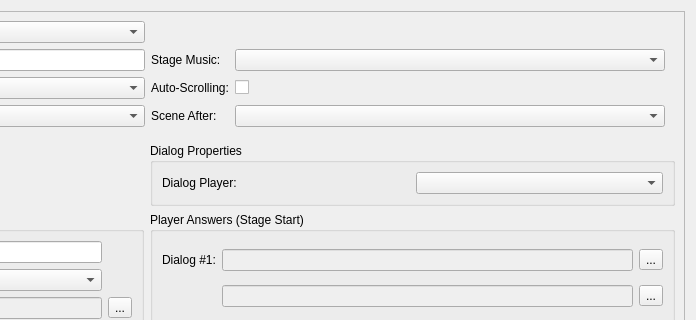
First picture: the form in editor/mainwindow_tab/stage_edit.ui, repository protoman/rockbot, before the edit; both pictures show x 402 to 1098 and y 0 to 320 of the 1098 by 831 pixel window.
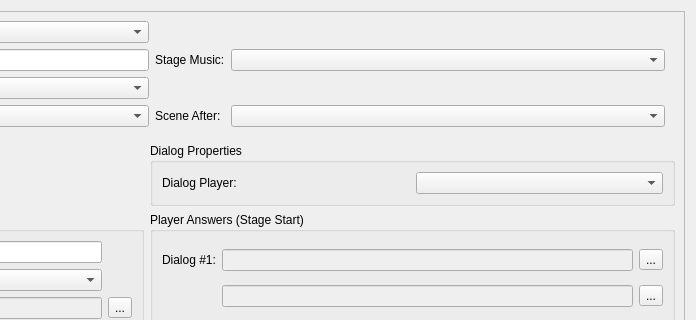
Second picture: the form after the edit.

Commit message: - improve maps - add reset stage links in editor file menu - when walking on ice, player move faster than normal (same as in inertia when not moving anymore)

```diff
--- a/editor/mainwindow_tab/stage_edit.ui
+++ b/editor/mainwindow_tab/stage_edit.ui
@@ -94,20 +94,6 @@
          <item row="1" column="4">
           <widget class="QComboBox" name="stages_tab_bgmusic_combo"/>
          </item>
-         <item row="4" column="3">
-          <widget class="QLabel" name="label_3">
-           <property name="text">
-            <string>Auto-Scrolling:</string>
-           </property>
-          </widget>
-         </item>
-         <item row="4" column="4">
-          <widget class="QCheckBox" name="autoScrolling_checkBox">
-           <property name="text">
-            <string/>
-           </property>
-          </widget>
-         </item>
          <item row="5" column="0">
           <widget class="QLabel" name="label_4">
            <property name="text">
```
The commit also changes 16 other files.
